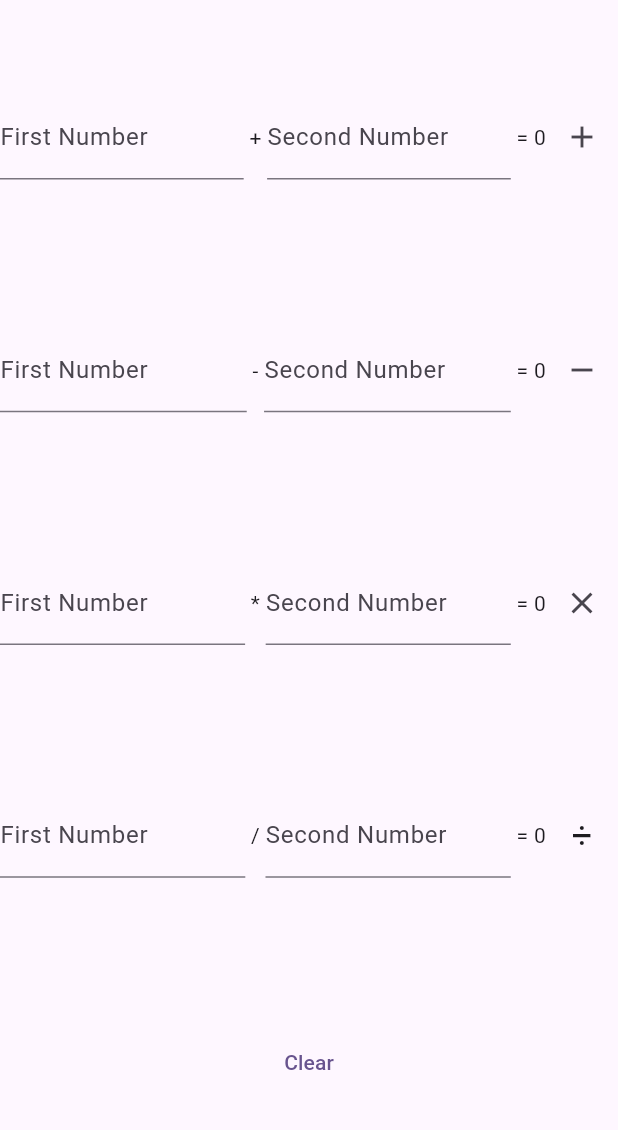
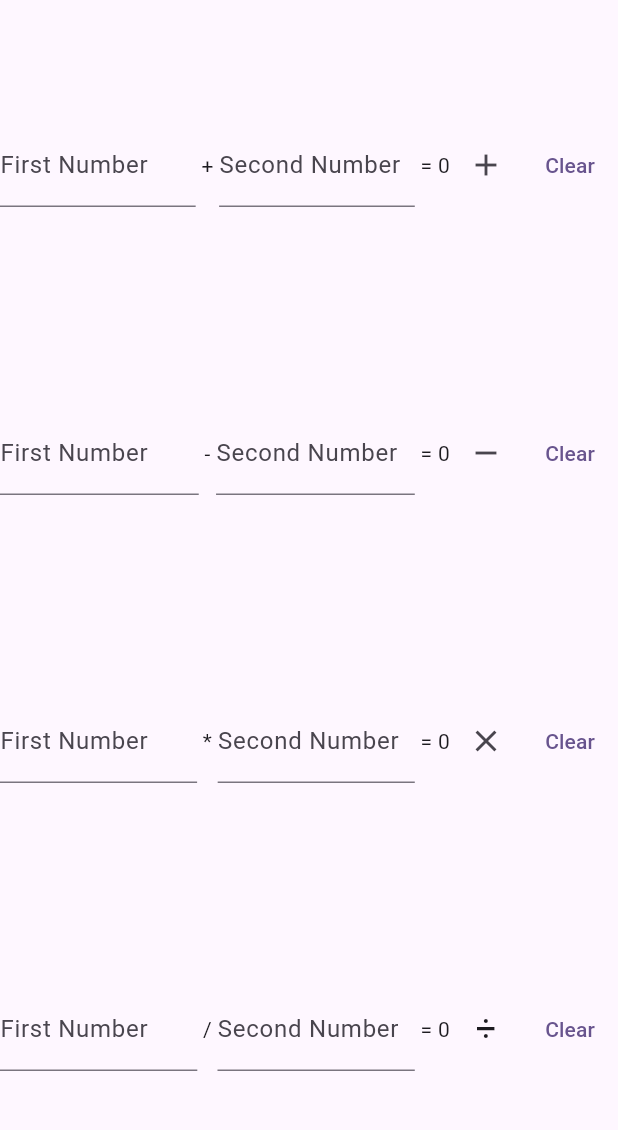
Before and after one commit to rj-115/CC-206-Assignment-for-Unit-5-Fernandez, a Flutter app: the screen it shows after launch, after a tap on "Clear", on a phone screen of 412 x 824 dp, the part 63-1193 px from its top. Run offline on Flutter 3.47's test engine with Material 3 defaults, Android fonts, the phone set to English and light mode, and no system bars.

Commit message:
Updated Files

```diff
--- a/lib/main.dart
+++ b/lib/main.dart
@@ -98,7 +98,18 @@ class _CalculatorScreenState extends State<CalculatorScreen> {
                     setState(() {
                       sum = firstAddNum + secondAddNum;
                     });
-                  })
+                  }),
+              TextButton(
+                onPressed: () {
+                  setState(() {
+                    addController1.clear();
+                    addController2.clear();
+
+                    sum = 0;
+                  });
+                },
+                child: const Text("Clear"),
+              ),
             ],
           ),
 
@@ -136,7 +147,18 @@ class _CalculatorScreenState extends State<CalculatorScreen> {
                     setState(() {
                       minus = firstMinusNum - secondMinusNum;
                     });
-                  })
+                  }),
+              TextButton(
+                onPressed: () {
+                  setState(() {
+                    minusController1.clear();
+                    minusController2.clear();
+
+                    minus = 0;
+                  });
+                },
+                child: const Text("Clear"),
+              ),
             ],
           ),
 
@@ -174,7 +196,19 @@ class _CalculatorScreenState extends State<CalculatorScreen> {
                     setState(() {
                       multiply = firstMultiplyNum * secondMultiplyNum;
                     });
-                  })
+                  }),
+              TextButton(
+                onPressed: () {
+                  setState(() {
+                    multiplyController1.clear();
+                    multiplyController2.clear();
+                    divideController1.clear();
+                    divideController2.clear();
+                    multiply = 0;
+                  });
+                },
+                child: const Text("Clear"),
+              ),
             ],
           ),
 
@@ -212,23 +246,12 @@ class _CalculatorScreenState extends State<CalculatorScreen> {
                     setState(() {
                       divide = firstDivideNum ~/ secondDivideNum;
                     });
-                  })
-            ],
-          ),
+                  }),
               TextButton(
                 onPressed: () {
                   setState(() {
-                addController1.clear();
-                addController2.clear();
-                minusController1.clear();
-                minusController2.clear();
-                multiplyController1.clear();
-                multiplyController2.clear();
                     divideController1.clear();
                     divideController2.clear();
-                sum = 0;
-                minus = 0;
-                multiply = 0;
                     divide = 0;
                   });
                 },
@@ -236,6 +259,8 @@ class _CalculatorScreenState extends State<CalculatorScreen> {
               ),
             ],
           ),
+        ],
+      ),
     );
   }
 }
```
Lines whose indentation alone changed are shown as unchanged.
